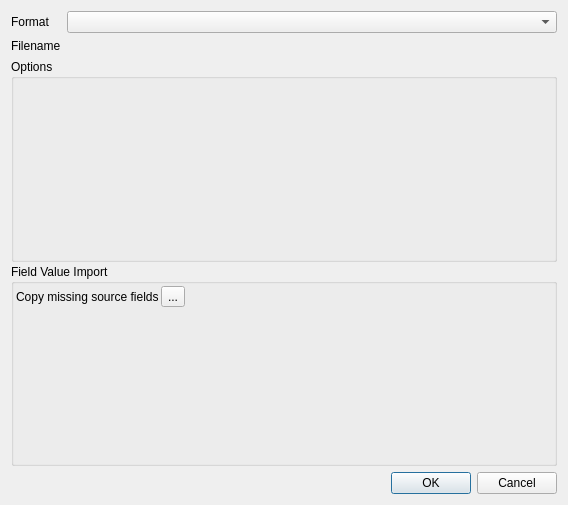
Above: qps/speclib/ui/spectrallibraryimportdialog.ui from EnMAP-Box/qgispluginsupport before the change. Below: the same form after it.
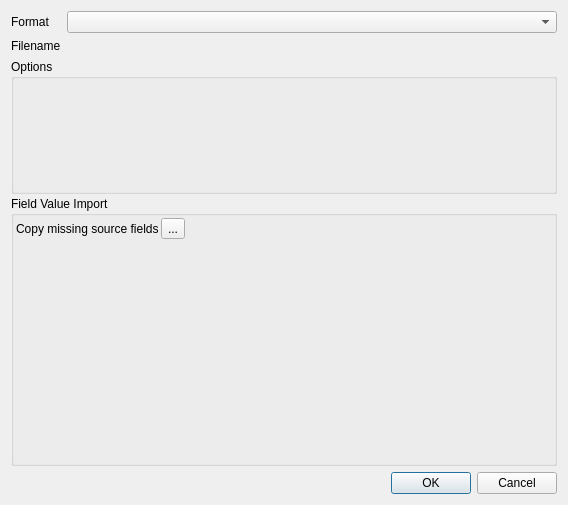
That is the form after the change. Icons and pictures are not drawn. Custom widgets are drawn as their Qt base class.

Diff of the .ui file:
```diff
--- a/qps/speclib/ui/spectrallibraryimportdialog.ui
+++ b/qps/speclib/ui/spectrallibraryimportdialog.ui
@@ -98,7 +98,7 @@
          <property name="sizePolicy">
           <sizepolicy hsizetype="Preferred" vsizetype="Preferred">
            <horstretch>0</horstretch>
-           <verstretch>1</verstretch>
+           <verstretch>2</verstretch>
           </sizepolicy>
          </property>
          <property name="minimumSize">
```
